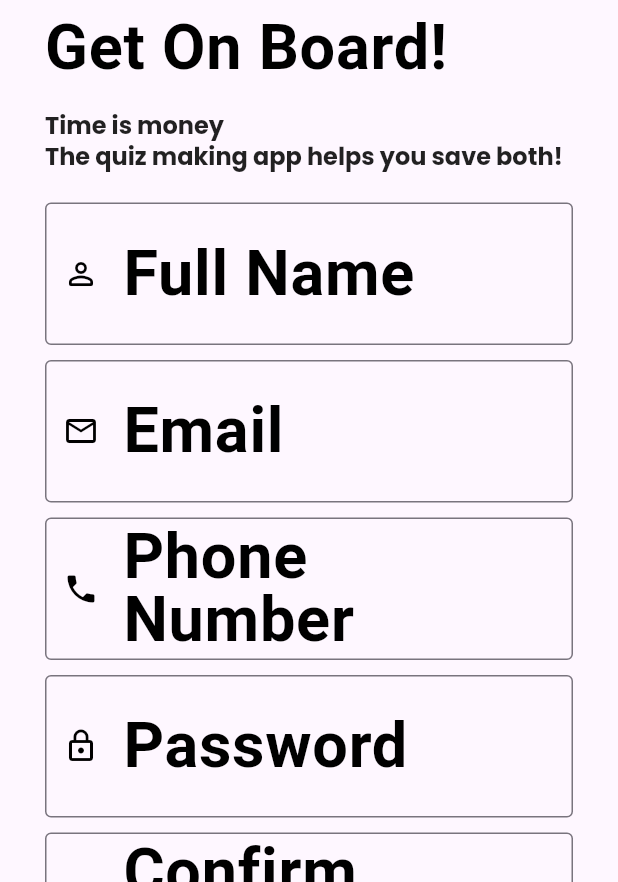
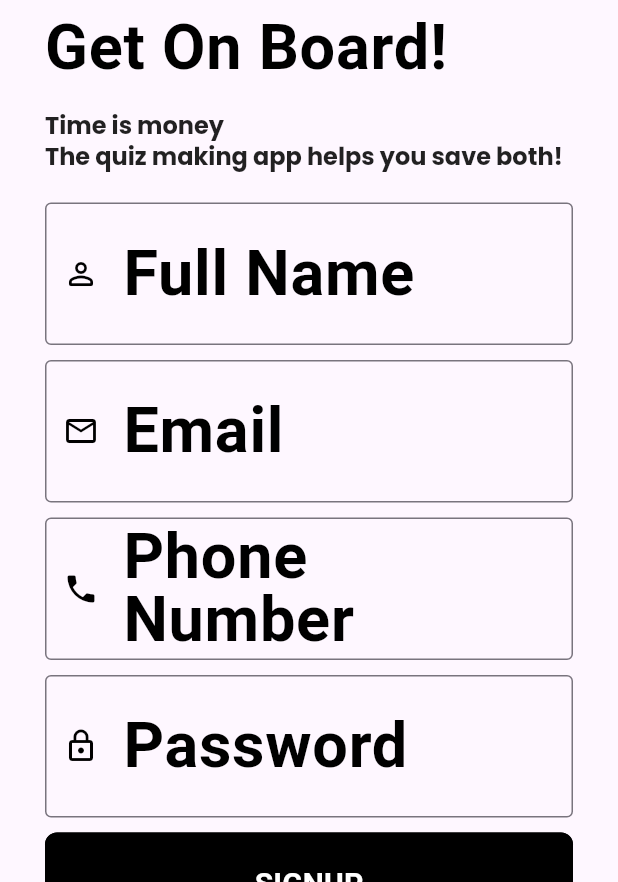
Before and after one commit to sum812/EZ-Grader-DTU, a Flutter app: the SignUpScreen screen opened directly, on a phone screen of 412 x 824 dp, the part 354-1236 px from its top. Run offline on Flutter 3.47's test engine with Material 3 defaults, Android fonts, the phone set to English and light mode, and no system bars; our stand-ins replace firebase_auth, firebase_core, flutter_otp_text_field, get, google_fonts, liquid_swipe and 1 more; accounts and stored records are empty.

Commit message:
sign up with email, password firebase

```diff
--- a/lib/src/common_widgets/fade_in_animation/fade_in_animation_controller.dart
+++ b/lib/src/common_widgets/fade_in_animation/fade_in_animation_controller.dart
@@ -1,4 +1,5 @@
 import 'package:ez_grader/src/features/authentication/screens/on_boarding/on_boarding_screen.dart';
+import 'package:ez_grader/src/features/authentication/screens/welcome/welcome_screen.dart';
 import 'package:get/get.dart';
 
 class FadeInAnimationController
@@ -8,7 +9,7 @@ class FadeInAnimationController
 
   RxBool animate = false.obs;
 
-  Future startSplashAnimation() async {
+  Future startWelcome() async {
     await Future.delayed(
         const Duration(milliseconds: 500));
     animate.value = true;
@@ -17,7 +18,7 @@ class FadeInAnimationController
     animate.value = false;
     await Future.delayed(
         const Duration(milliseconds: 2000));
-    Get.offAll(const OnBoardingScreen());
+    Get.offAll(WelcomeScreen(), transition: Transition.fadeIn);
   }
 
   Future startAnimation() async {
--- a/lib/src/features/authentication/controllers/on_boarding_controller.dart
+++ b/lib/src/features/authentication/controllers/on_boarding_controller.dart
@@ -1,5 +1,6 @@
 import 'package:ez_grader/src/constants/text_string.dart';
 import 'package:ez_grader/src/features/authentication/screens/welcome/welcome_screen.dart';
+import 'package:ez_grader/src/features/core/screens/home/home.dart';
 import 'package:flutter/material.dart';
 import 'package:get/get.dart';
 import 'package:liquid_swipe/PageHelpers/LiquidController.dart';
@@ -43,14 +44,14 @@ class OnBoardingController extends GetxController {
 
   void skip(BuildContext context) {
     Navigator.push(context, MaterialPageRoute(builder: (_) {
-      return WelcomeScreen();
+      return HomeScreen();
     }));
   }
 
   animateToNextSlide(BuildContext context) {
     if (currentPage.value == pages.length - 1) {
       Navigator.push(context, MaterialPageRoute(builder: (_) {
-        return WelcomeScreen();
+        return HomeScreen();
       }));
     } else {
       controller.animateToPage(page: controller.currentPage + 1);
--- /dev/null
+++ b/lib/src/features/authentication/controllers/signup_controller.dart
@@ -0,0 +1,16 @@
+import 'package:ez_grader/src/repository/authentication_repository/authentication_repository.dart';
+import 'package:flutter/cupertino.dart';
+import 'package:get/get.dart';
+
+class SignUpController extends GetxController {
+  static SignUpController get instance => Get.find();
+
+  final fullName = TextEditingController();
+  final email = TextEditingController();
+  final phoneNumber = TextEditingController();
+  final password = TextEditingController();
+
+  void registerUser (String email, password) {
+    AuthenticationRepository.instance.createUserWithEmailAndPassword(email, password);
+  }
+}
--- a/lib/src/features/authentication/screens/signup/widgets/signup_form_widget.dart
+++ b/lib/src/features/authentication/screens/signup/widgets/signup_form_widget.dart
@@ -1,6 +1,8 @@
 import 'package:ez_grader/src/constants/sizes.dart';
 import 'package:ez_grader/src/constants/text_string.dart';
+import 'package:ez_grader/src/features/authentication/controllers/signup_controller.dart';
 import 'package:flutter/material.dart';
+import 'package:get/get.dart';
 
 class SignUpFormWidget extends StatelessWidget {
   const SignUpFormWidget({
@@ -9,15 +11,20 @@ class SignUpFormWidget extends StatelessWidget {
 
   @override
   Widget build(BuildContext context) {
+    final controller = Get.put(SignUpController());
+    final _formKey = GlobalKey<FormState>();
+
     return Container(
       padding: const EdgeInsets.symmetric(
           vertical: tFormHeight - 10),
       child: Form(
+        key: _formKey,
         child: Column(
           crossAxisAlignment:
               CrossAxisAlignment.start,
           children: [
             TextFormField(
+              controller: controller.fullName,
               decoration: const InputDecoration(
                 label: Text(tFullName),
                 prefixIcon: Icon(
@@ -29,6 +36,7 @@ class SignUpFormWidget extends StatelessWidget {
             const SizedBox(
                 height: tFormHeight - 20),
             TextFormField(
+              controller: controller.email,
               decoration: const InputDecoration(
                 label: Text(tEmail),
                 prefixIcon: Icon(
@@ -40,6 +48,7 @@ class SignUpFormWidget extends StatelessWidget {
             const SizedBox(
                 height: tFormHeight - 20),
             TextFormField(
+              controller: controller.phoneNumber,
               decoration: const InputDecoration(
                 label: Text(tPhoneNumber),
                 prefixIcon: Icon(
@@ -51,6 +60,7 @@ class SignUpFormWidget extends StatelessWidget {
             const SizedBox(
                 height: tFormHeight - 20),
             TextFormField(
+              controller: controller.password,
               decoration: const InputDecoration(
                 label: Text(tPassword),
                 prefixIcon: Icon(
@@ -61,21 +71,14 @@ class SignUpFormWidget extends StatelessWidget {
             ),
             const SizedBox(
                 height: tFormHeight - 20),
-            TextFormField(
-              decoration: const InputDecoration(
-                label: Text(tConfirmPassword),
-                prefixIcon: Icon(
-                  Icons.lock_outline,
-                ),
-                hintText: tConfirmPassword,
-              ),
-            ),
-            const SizedBox(
-                height: tFormHeight - 10),
             SizedBox(
               width: double.infinity,
               child: ElevatedButton(
-                onPressed: () {},
+                onPressed: () {
+                  if(_formKey.currentState!.validate()) {
+                    SignUpController.instance.registerUser(controller.email.text.trim(), controller.password.text.trim());
+                  }
+                },
                 child: Text(
                   tSignUp.toUpperCase(),
                   style: const TextStyle(
--- a/lib/src/features/authentication/screens/splash_screen/splash_screen.dart
+++ b/lib/src/features/authentication/screens/splash_screen/splash_screen.dart
@@ -16,10 +16,11 @@ class SplashScreen extends StatelessWidget {
 
   @override
   Widget build(BuildContext context) {
+
     final size = MediaQuery.of(context).size;
     final controller =
         Get.put(FadeInAnimationController());
-    controller.startSplashAnimation();
+    controller.startWelcome();
 
     return Scaffold(
         body: SafeArea(
--- a/pubspec.yaml
+++ b/pubspec.yaml
@@ -19,6 +19,8 @@ dependencies:
   liquid_swipe: ^3.1.0
   smooth_page_indicator: ^1.1.0
   flutter_otp_text_field: ^1.1.1
+  firebase_core: ^2.24.2
+  firebase_auth: ^4.16.0
 
 dev_dependencies:
   flutter_test:
```
Also changed, not shown: lib/main.dart (+24 -3 lines), lib/src/features/authentication/screens/welcome/welcome_screen.dart (+1 -18 lines), lib/src/features/core/screens/home/home.dart (+125 -30 lines), lib/src/repository/authentication_repository/authentication_repository.dart (added, +50 -0 lines), lib/src/repository/authentication_repository/exceptions/signup_email_password_failure.dart (added, +16 -0 lines), lib/firebase_options.dart (added), pubspec.lock, 6 other files.
